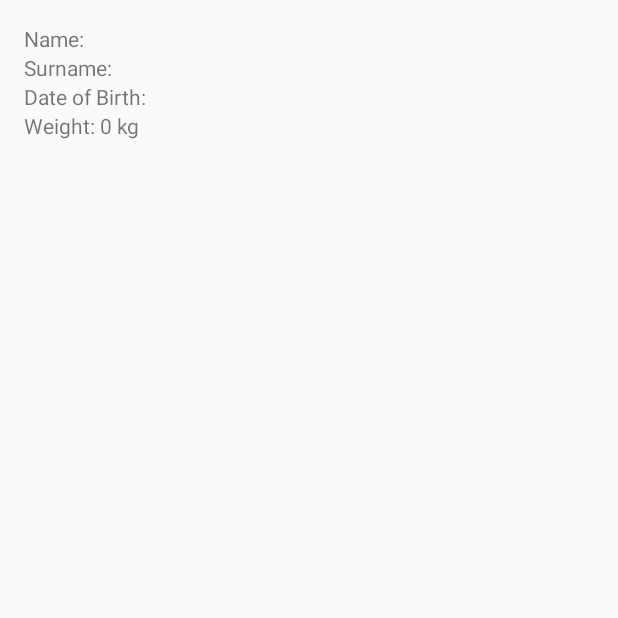
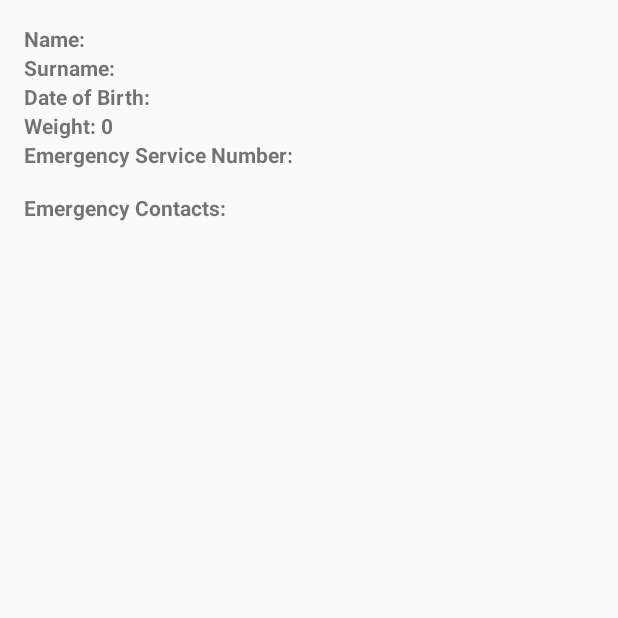
Before and after one commit to arsalenb/RescuePulse, an Android app: the PostSetupActivity screen opened directly, with no data from a screen before it, on a phone screen of 412 x 824 dp, the top half of it. Run offline under Robolectric (Android 15) with nearby library versions, the phone set to English and light mode, and no system bars.

Commit message:
Changed the emergency services selector to phone input and added the saved data from SharedPreferences to be displayed in the Post setup activity

```diff
--- a/mobile/src/main/java/it/unipi/RescuePulse/mobile/PostSetupActivity.kt
+++ b/mobile/src/main/java/it/unipi/RescuePulse/mobile/PostSetupActivity.kt
@@ -1,31 +1,58 @@
 package it.unipi.RescuePulse.mobile
 
-import android.content.SharedPreferences
 import android.os.Bundle
+import android.widget.LinearLayout
+import android.widget.TextView
 import androidx.appcompat.app.AppCompatActivity
-import android.widget.TextView
 
 class PostSetupActivity : AppCompatActivity() {
 
-    private lateinit var nameTextView: TextView
-    private lateinit var surnameTextView: TextView
-    private lateinit var dobTextView: TextView
-    private lateinit var weightTextView: TextView
+    private lateinit var textName: TextView
+    private lateinit var textSurname: TextView
+    private lateinit var textDob: TextView
+    private lateinit var textWeight: TextView
+    private lateinit var textEmergencyServiceNumber: TextView
+    private lateinit var emergencyContactsList: LinearLayout
 
     override fun onCreate(savedInstanceState: Bundle?) {
         super.onCreate(savedInstanceState)
         setContentView(R.layout.activity_post_setup)
 
-        nameTextView = findViewById(R.id.text_name)
-        surnameTextView = findViewById(R.id.text_surname)
-        dobTextView = findViewById(R.id.text_dob)
-        weightTextView = findViewById(R.id.text_weight)
+        textName = findViewById(R.id.text_name)
+        textSurname = findViewById(R.id.text_surname)
+        textDob = findViewById(R.id.text_dob)
+        textWeight = findViewById(R.id.text_weight)
+        textEmergencyServiceNumber = findViewById(R.id.text_emergency_service_number)
+        emergencyContactsList = findViewById(R.id.emergency_contacts_list)
 
-        val sharedPreferences: SharedPreferences = getSharedPreferences("user_prefs", MODE_PRIVATE)
+        loadUserData()
+    }
 
-        nameTextView.text = "Name: ${sharedPreferences.getString("name", "")}"
-        surnameTextView.text = "Surname: ${sharedPreferences.getString("surname", "")}"
-        dobTextView.text = "Date of Birth: ${sharedPreferences.getString("dob", "")}"
-        weightTextView.text = "Weight: ${sharedPreferences.getInt("weight", 0)} kg"
+    private fun loadUserData() {
+        val sharedPreferences = getSharedPreferences("user_prefs", MODE_PRIVATE)
+
+        val name = sharedPreferences.getString("name", "")
+        val surname = sharedPreferences.getString("surname", "")
+        val dob = sharedPreferences.getString("dob", "")
+        val weight = sharedPreferences.getInt("weight", 0)
+        val emergencyServiceNumber = sharedPreferences.getString("emergency_service_number", "")
+        val emergencyContacts = sharedPreferences.getStringSet("emergency_contacts", emptySet())
+
+        textName.text = "Name: $name"
+        textSurname.text = "Surname: $surname"
+        textDob.text = "Date of Birth: $dob"
+        textWeight.text = "Weight: $weight"
+        textEmergencyServiceNumber.text = "Emergency Service Number: $emergencyServiceNumber"
+println(emergencyContacts)
+        emergencyContacts?.forEach { contact ->
+            addEmergencyContactView(contact)
+        }
+    }
+
+    private fun addEmergencyContactView(contactName: String) {
+        val contactView = layoutInflater.inflate(R.layout.item_emergency_contact, emergencyContactsList, false)
+        val contactNameTextView: TextView = contactView.findViewById(R.id.contact_name)
+        contactNameTextView.text = contactName
+        emergencyContactsList.addView(contactView)
     }
 }
--- a/mobile/src/main/res/layout/activity_post_setup.xml
+++ b/mobile/src/main/res/layout/activity_post_setup.xml
@@ -9,25 +9,47 @@
         android:id="@+id/text_name"
         android:layout_width="wrap_content"
         android:layout_height="wrap_content"
-        android:text="Name: " />
+        android:text="Name: "
+        android:textStyle="bold" />
 
     <TextView
         android:id="@+id/text_surname"
         android:layout_width="wrap_content"
         android:layout_height="wrap_content"
-        android:text="Surname: " />
+        android:text="Surname: "
+        android:textStyle="bold" />
 
     <TextView
         android:id="@+id/text_dob"
         android:layout_width="wrap_content"
         android:layout_height="wrap_content"
-        android:text="Date of Birth: " />
+        android:text="Date of Birth: "
+        android:textStyle="bold" />
 
     <TextView
         android:id="@+id/text_weight"
         android:layout_width="wrap_content"
         android:layout_height="wrap_content"
-        android:text="Weight: " />
+        android:text="Weight: "
+        android:textStyle="bold" />
 
+    <TextView
+        android:id="@+id/text_emergency_service_number"
+        android:layout_width="wrap_content"
+        android:layout_height="wrap_content"
+        android:text="Emergency Service Number: "
+        android:textStyle="bold" />
 
+    <TextView
+        android:layout_width="wrap_content"
+        android:layout_height="wrap_content"
+        android:text="Emergency Contacts:"
+        android:textStyle="bold"
+        android:layout_marginTop="16dp" />
+
+    <LinearLayout
+        android:id="@+id/emergency_contacts_list"
+        android:layout_width="match_parent"
+        android:layout_height="wrap_content"
+        android:orientation="vertical" />
 </LinearLayout>
```
Also changed, not shown: mobile/src/main/java/it/unipi/RescuePulse/mobile/EmergencyContactsFragment.kt (+43 -8 lines), mobile/src/main/res/layout/fragment_emergency_contacts.xml (+9 -8 lines).
